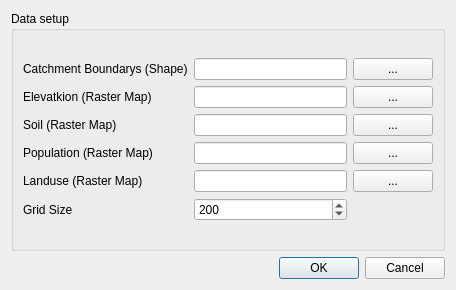
The window that src/p8baseline_gui.ui (iut-ibk/P8Modules) describes before a commit, drawn with Qt 5.
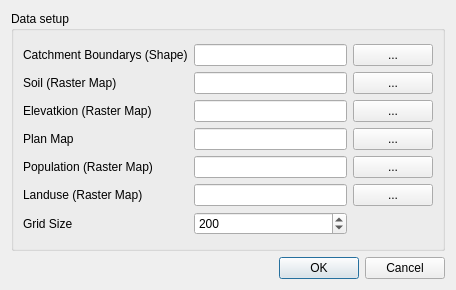
The same window after the commit.

```diff
--- a/src/p8baseline_gui.ui
+++ b/src/p8baseline_gui.ui
@@ -44,72 +44,52 @@
           <item row="1" column="0">
            <widget class="QLabel" name="label_2">
             <property name="text">
-             <string>Elevatkion (Raster Map)</string>
-            </property>
-           </widget>
-          </item>
-          <item row="2" column="0">
-           <widget class="QLabel" name="label_3">
-            <property name="text">
              <string>Soil (Raster Map)</string>
             </property>
            </widget>
           </item>
-          <item row="3" column="0">
+          <item row="4" column="0">
            <widget class="QLabel" name="label_4">
             <property name="text">
              <string>Population (Raster Map)</string>
             </property>
            </widget>
           </item>
-          <item row="4" column="0">
+          <item row="5" column="0">
            <widget class="QLabel" name="label_5">
             <property name="text">
              <string>Landuse (Raster Map)</string>
             </property>
            </widget>
           </item>
-          <item row="1" column="1">
-           <widget class="QLineEdit" name="le_e"/>
-          </item>
-          <item row="2" column="1">
-           <widget class="QLineEdit" name="le_s"/>
-          </item>
-          <item row="3" column="1">
-           <widget class="QLineEdit" name="le_p"/>
-          </item>
           <item row="4" column="1">
+           <widget class="QLineEdit" name="le_d"/>
+          </item>
+          <item row="5" column="1">
            <widget class="QLineEdit" name="le_l"/>
           </item>
           <item row="1" column="2">
-           <widget class="QPushButton" name="pb_e">
-            <property name="text">
-             <string>...</string>
-            </property>
-           </widget>
-          </item>
-          <item row="2" column="2">
            <widget class="QPushButton" name="pb_s">
             <property name="text">
              <string>...</string>
             </property>
            </widget>
           </item>
-          <item row="3" column="2">
-           <widget class="QPushButton" name="pb_p">
-            <property name="text">
-             <string>...</string>
-            </property>
-           </widget>
-          </item>
           <item row="4" column="2">
+           <widget class="QPushButton" name="pb_d">
+            <property name="text">
+             <string>...</string>
+            </property>
+           </widget>
+          </item>
+          <item row="5" column="2">
            <widget class="QPushButton" name="pb_l">
             <property name="text">
              <string>...</string>
             </property>
            </widget>
           </item>
-          <item row="5" column="1">
+          <item row="6" column="1">
            <widget class="QDoubleSpinBox" name="sb_gs">
             <property name="decimals">
              <number>0</number>
@@ -122,13 +102,50 @@
             </property>
            </widget>
           </item>
-          <item row="5" column="0">
+          <item row="6" column="0">
            <widget class="QLabel" name="label_6">
             <property name="text">
              <string>Grid Size</string>
             </property>
            </widget>
           </item>
+          <item row="3" column="0">
+           <widget class="QLabel" name="label_7">
+            <property name="text">
+             <string>Plan Map</string>
+            </property>
+           </widget>
+          </item>
+          <item row="3" column="1">
+           <widget class="QLineEdit" name="le_p"/>
+          </item>
+          <item row="3" column="2">
+           <widget class="QPushButton" name="pb_p">
+            <property name="text">
+             <string>...</string>
+            </property>
+           </widget>
+          </item>
+          <item row="2" column="2">
+           <widget class="QPushButton" name="pb_t">
+            <property name="text">
+             <string>...</string>
+            </property>
+           </widget>
+          </item>
+          <item row="2" column="0">
+           <widget class="QLabel" name="label_3">
+            <property name="text">
+             <string>Elevatkion (Raster Map)</string>
+            </property>
+           </widget>
+          </item>
+          <item row="2" column="1">
+           <widget class="QLineEdit" name="le_t"/>
+          </item>
+          <item row="1" column="1">
+           <widget class="QLineEdit" name="le_s"/>
+          </item>
          </layout>
         </item>
        </layout>
```
